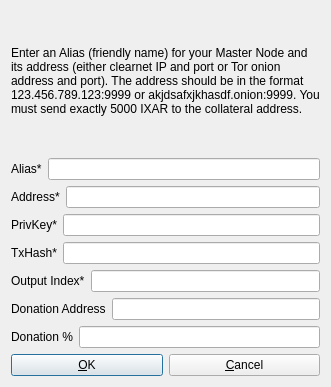
Above: src/qt/forms/addeditadrenalinenode.ui from IXARdev/IxarCoin before the change. Below: the same form after it.
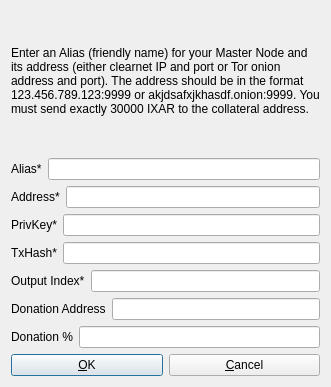
That is the form after the change.

Commit message: Update for Add/Edit Ixar->Mn TxHash

What changed in the file:
```diff
--- a/src/qt/forms/addeditadrenalinenode.ui
+++ b/src/qt/forms/addeditadrenalinenode.ui
@@ -26,7 +26,7 @@
       </sizepolicy>
      </property>
      <property name="text">
-      <string>&lt;html&gt;&lt;head/&gt;&lt;body&gt;&lt;p&gt;Enter an Alias (friendly name) for your Master Node and its address (either clearnet IP and port or Tor onion address and port). The address should be in the format 123.456.789.123:9999 or akjdsafxjkhasdf.onion:9999. You must send exactly 5000 IXAR to the collateral address.&lt;/p&gt;&lt;/body&gt;&lt;/html&gt;</string>
+      <string>&lt;html&gt;&lt;head/&gt;&lt;body&gt;&lt;p&gt;Enter an Alias (friendly name) for your Master Node and its address (either clearnet IP and port or Tor onion address and port). The address should be in the format 123.456.789.123:9999 or akjdsafxjkhasdf.onion:9999. You must send exactly 30000 IXAR to the collateral address.&lt;/p&gt;&lt;/body&gt;&lt;/html&gt;</string>
      </property>
      <property name="wordWrap">
       <bool>true</bool>
```
